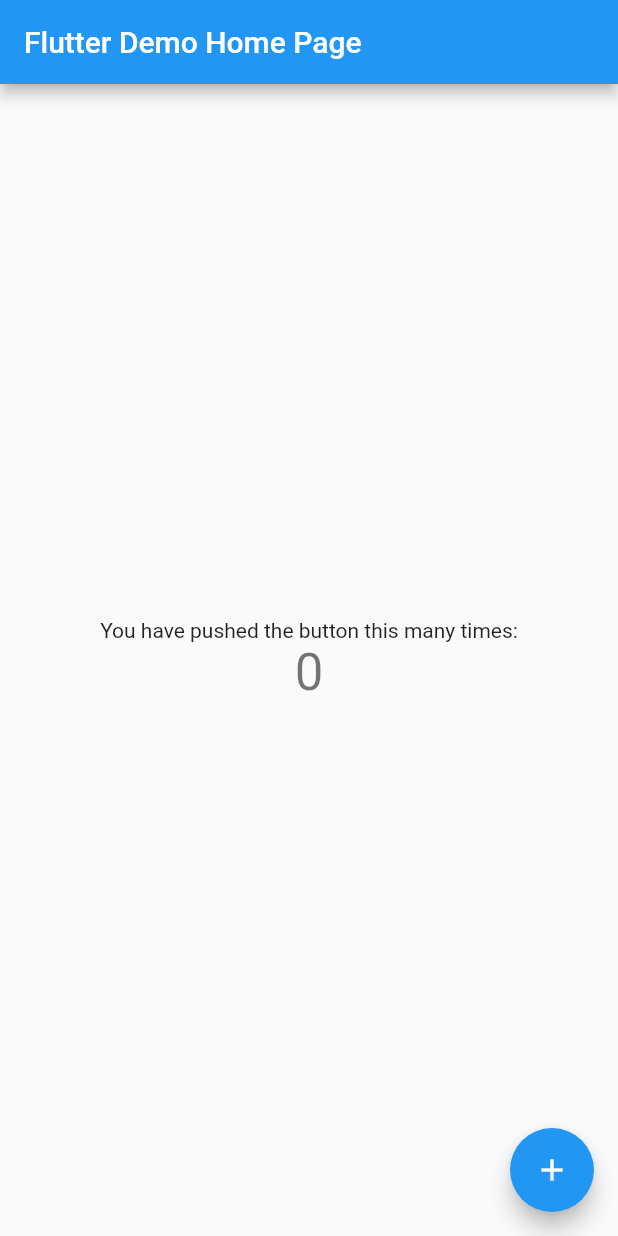
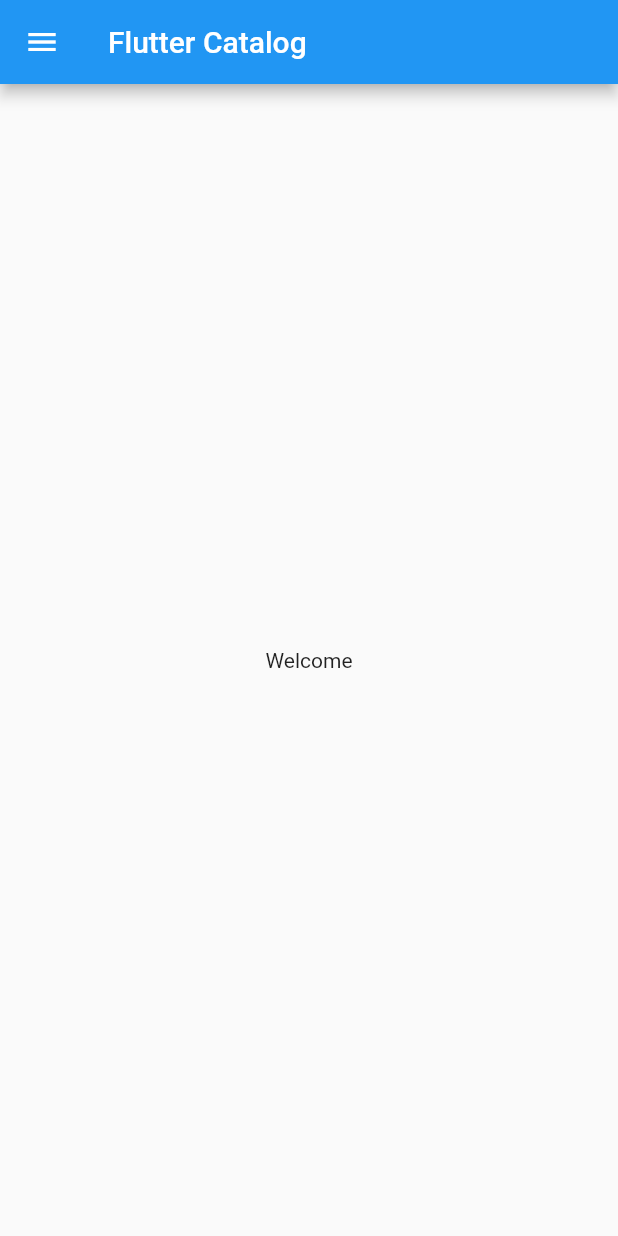
Before and after one commit to sajalAppdevs/Flutter_Pet_Adoption_App_ui, a Flutter app: the screen it shows after launch, on a phone screen of 412 x 824 dp. Run offline on Flutter 3.47's test engine with Material 2 defaults, Android fonts, the phone set to English and light mode, and no system bars.

Commit message:
Day2 completed

```diff
--- /dev/null
+++ b/lib/home_page.dart
@@ -0,0 +1,20 @@
+import 'package:flutter/material.dart';
+
+class HomePage extends StatelessWidget {
+  const HomePage({super.key});
+
+  @override
+  Widget build(BuildContext context) {
+    return Scaffold(
+      appBar: AppBar(
+        title: Text("Flutter Catalog"),
+      ),
+        body: Center(
+          child: Container(
+            child: Text("Welcome"),
+          ),
+        ),
+        drawer: Drawer(),
+      );
+  }
+}
--- a/lib/main.dart
+++ b/lib/main.dart
@@ -1,4 +1,5 @@
 import 'package:flutter/material.dart';
+import 'package:flutter_catalog/home_page.dart';
 
 void main() {
   runApp(const MyApp());
@@ -11,105 +12,7 @@ class MyApp extends StatelessWidget {
   @override
   Widget build(BuildContext context) {
     return MaterialApp(
-      title: 'Flutter Demo',
-      theme: ThemeData(
-        // This is the theme of your application.
-        //
-        // Try running your application with "flutter run". You'll see the
-        // application has a blue toolbar. Then, without quitting the app, try
-        // changing the primarySwatch below to Colors.green and then invoke
-        // "hot reload" (press "r" in the console where you ran "flutter run",
-        // or simply save your changes to "hot reload" in a Flutter IDE).
-        // Notice that the counter didn't reset back to zero; the application
-        // is not restarted.
-        primarySwatch: Colors.blue,
-      ),
-      home: const MyHomePage(title: 'Flutter Demo Home Page'),
+      home: HomePage(),
     );
   }
 }
-
-class MyHomePage extends StatefulWidget {
-  const MyHomePage({super.key, required this.title});
-
-  // This widget is the home page of your application. It is stateful, meaning
-  // that it has a State object (defined below) that contains fields that affect
-  // how it looks.
-
-  // This class is the configuration for the state. It holds the values (in this
-  // case the title) provided by the parent (in this case the App widget) and
-  // used by the build method of the State. Fields in a Widget subclass are
-  // always marked "final".
-
-  final String title;
-
-  @override
-  State<MyHomePage> createState() => _MyHomePageState();
-}
-
-class _MyHomePageState extends State<MyHomePage> {
-  int _counter = 0;
-
-  void _incrementCounter() {
-    setState(() {
-      // This call to setState tells the Flutter framework that something has
-      // changed in this State, which causes it to rerun the build method below
-      // so that the display can reflect the updated values. If we changed
-      // _counter without calling setState(), then the build method would not be
-      // called again, and so nothing would appear to happen.
-      _counter++;
-    });
-  }
-
-  @override
-  Widget build(BuildContext context) {
-    // This method is rerun every time setState is called, for instance as done
-    // by the _incrementCounter method above.
-    //
-    // The Flutter framework has been optimized to make rerunning build methods
-    // fast, so that you can just rebuild anything that needs updating rather
-    // than having to individually change instances of widgets.
-    return Scaffold(
-      appBar: AppBar(
-        // Here we take the value from the MyHomePage object that was created by
-        // the App.build method, and use it to set our appbar title.
-        title: Text(widget.title),
-      ),
-      body: Center(
-        // Center is a layout widget. It takes a single child and positions it
-        // in the middle of the parent.
-        child: Column(
-          // Column is also a layout widget. It takes a list of children and
-          // arranges them vertically. By default, it sizes itself to fit its
-          // children horizontally, and tries to be as tall as its parent.
-          //
-          // Invoke "debug painting" (press "p" in the console, choose the
-          // "Toggle Debug Paint" action from the Flutter Inspector in Android
-          // Studio, or the "Toggle Debug Paint" command in Visual Studio Code)
-          // to see the wireframe for each widget.
-          //
-          // Column has various properties to control how it sizes itself and
-          // how it positions its children. Here we use mainAxisAlignment to
-          // center the children vertically; the main axis here is the vertical
-          // axis because Columns are vertical (the cross axis would be
-          // horizontal).
-          mainAxisAlignment: MainAxisAlignment.center,
-          children: <Widget>[
-            const Text(
-              'You have pushed the button this many times:',
-            ),
-            Text(
-              '$_counter',
-              style: Theme.of(context).textTheme.headline4,
-            ),
-          ],
-        ),
-      ),
-      floatingActionButton: FloatingActionButton(
-        onPressed: _incrementCounter,
-        tooltip: 'Increment',
-        child: const Icon(Icons.add),
-      ), // This trailing comma makes auto-formatting nicer for build methods.
-    );
-  }
-}
```
